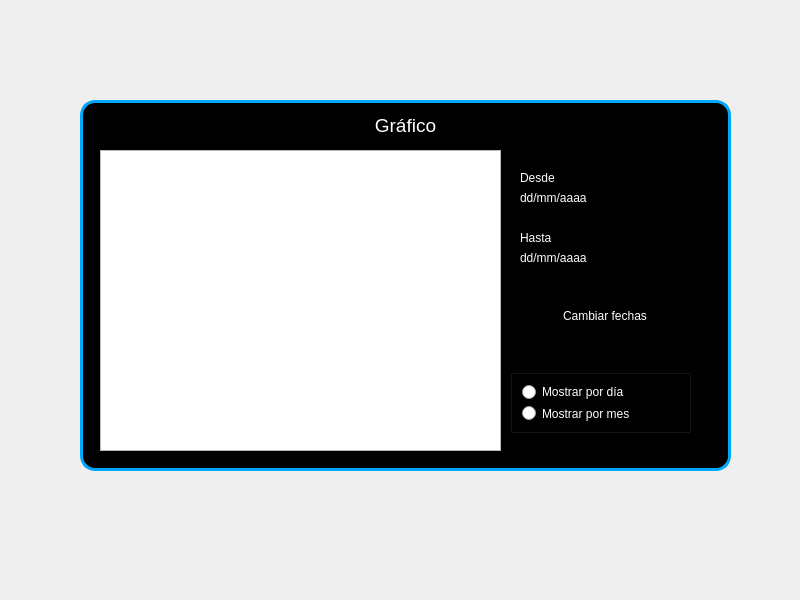
Above: asa_application/record_chart.ui from razulued/qt_application before the change. Below: the same form after it.
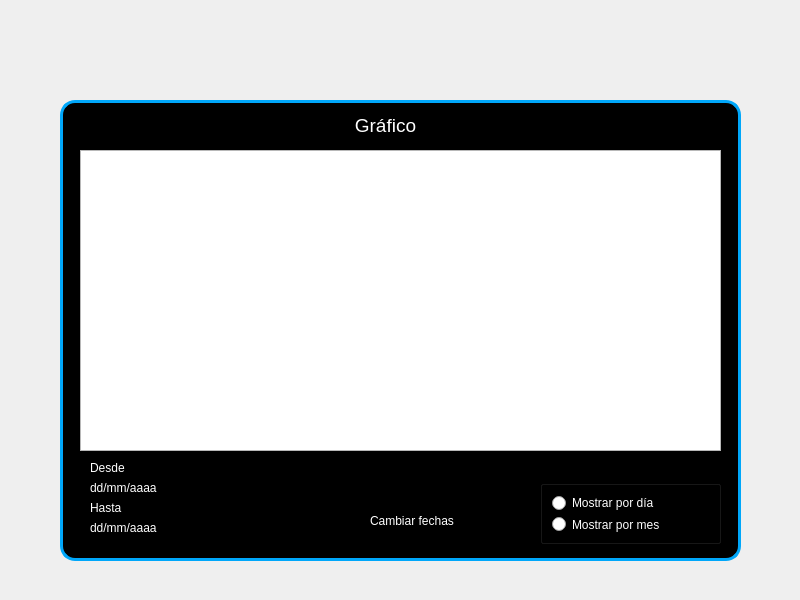
That is the form after the change. Icons and pictures are not drawn. Custom widgets are drawn as their Qt base class.

Commit message: First version with translation and QT charts

What changed in the file:
```diff
--- a/asa_application/record_chart.ui
+++ b/asa_application/record_chart.ui
@@ -16,10 +16,10 @@
   <widget class="QFrame" name="frame">
    <property name="geometry">
     <rect>
-     <x>80</x>
+     <x>60</x>
      <y>100</y>
-     <width>651</width>
-     <height>371</height>
+     <width>681</width>
+     <height>461</height>
     </rect>
    </property>
    <property name="styleSheet">
@@ -94,7 +94,7 @@
      <rect>
       <x>20</x>
       <y>50</y>
-      <width>401</width>
+      <width>641</width>
       <height>301</height>
      </rect>
     </property>
@@ -102,8 +102,8 @@
    <widget class="QLabel" name="label_2">
     <property name="geometry">
      <rect>
-      <x>440</x>
-      <y>70</y>
+      <x>30</x>
+      <y>360</y>
       <width>71</width>
       <height>16</height>
      </rect>
@@ -121,8 +121,8 @@
    <widget class="QLabel" name="label_3">
     <property name="geometry">
      <rect>
-      <x>440</x>
-      <y>90</y>
+      <x>30</x>
+      <y>380</y>
       <width>201</width>
       <height>16</height>
      </rect>
@@ -140,8 +140,8 @@
    <widget class="QLabel" name="label_4">
     <property name="geometry">
      <rect>
-      <x>440</x>
-      <y>130</y>
+      <x>30</x>
+      <y>400</y>
       <width>71</width>
       <height>16</height>
      </rect>
@@ -159,8 +159,8 @@
    <widget class="QLabel" name="label_5">
     <property name="geometry">
      <rect>
-      <x>440</x>
-      <y>150</y>
+      <x>30</x>
+      <y>420</y>
       <width>201</width>
       <height>16</height>
      </rect>
@@ -178,8 +178,8 @@
    <widget class="QLabel" name="label_6">
     <property name="geometry">
      <rect>
-      <x>483</x>
-      <y>205</y>
+      <x>310</x>
+      <y>410</y>
       <width>151</width>
       <height>21</height>
      </rect>
@@ -197,8 +197,8 @@
    <widget class="QPushButton" name="filtro_fecha">
     <property name="geometry">
      <rect>
-      <x>438</x>
-      <y>197</y>
+      <x>265</x>
+      <y>402</y>
       <width>41</width>
       <height>41</height>
      </rect>
@@ -241,8 +241,8 @@
    <widget class="QGroupBox" name="groupBox">
     <property name="geometry">
      <rect>
-      <x>430</x>
-      <y>269</y>
+      <x>480</x>
+      <y>380</y>
       <width>181</width>
       <height>64</height>
      </rect>
```
The commit also changes 44 other files.
